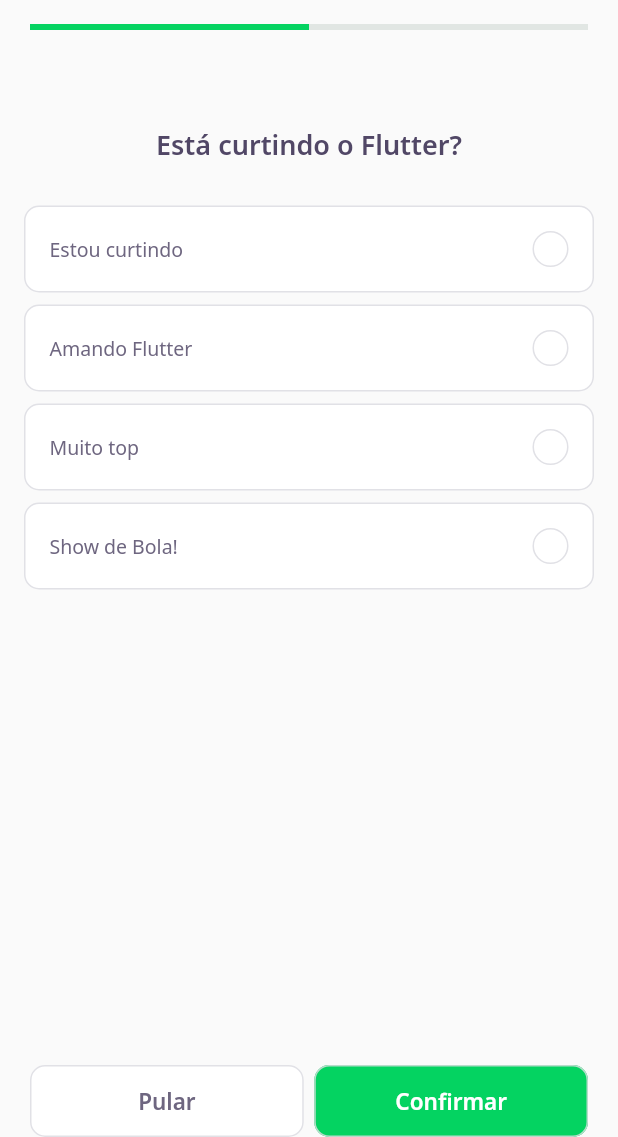
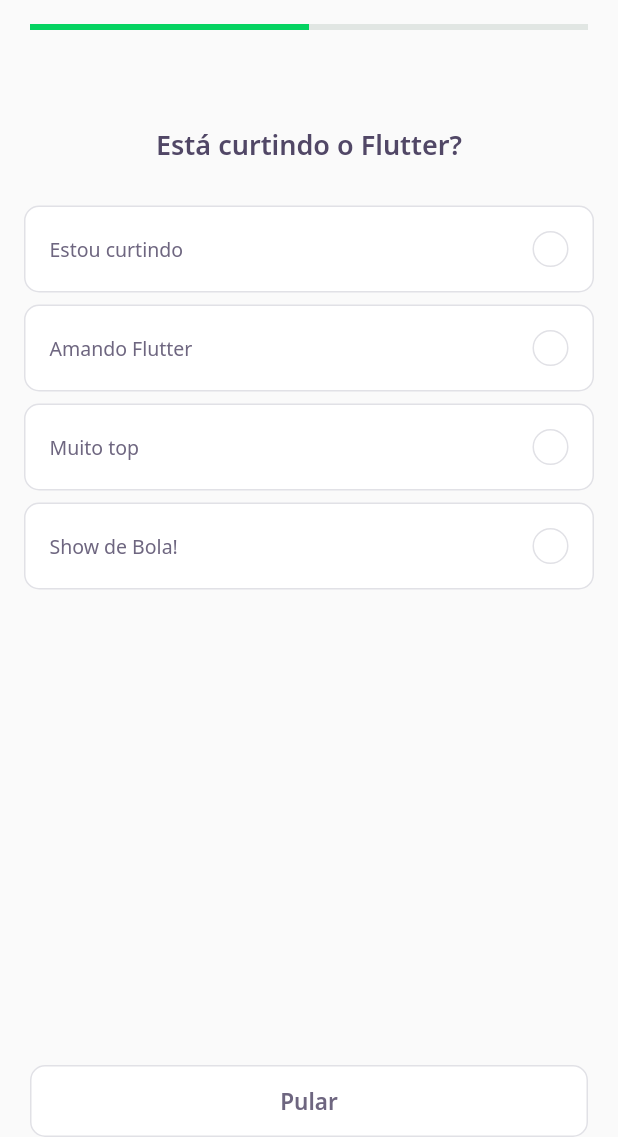
Before and after one commit to Flaviohmm/DevQuiz-Flutter, a Flutter app: the screen it shows after launch, after a tap on "NLW 5 Flutter", on a phone screen of 412 x 824 dp, the part 99-1236 px from its top. Run offline on Flutter 3.47's test engine with Material 2 defaults, Android fonts, the phone set to English and light mode, and no system bars; our stand-ins replace google_fonts; accounts and stored records are empty; network calls fail.

Commit message:
NLW#5 - Validando as Challenges

```diff
--- a/lib/challenge/challenge_page.dart
+++ b/lib/challenge/challenge_page.dart
@@ -22,6 +22,14 @@ class _ChallengePageState extends State<ChallengePage> {
       controller.currentPage = pageController.page!.toInt() + 1;
     });
     super.initState();
+  }
+
+  void nextPage() {
+    if(controller.currentPage < widget.questions.length)
+      pageController.nextPage(
+        duration: Duration(milliseconds: 100),
+        curve: Curves.linear
+      );
   }
 
   @override
@@ -53,30 +61,43 @@ class _ChallengePageState extends State<ChallengePage> {
       body: PageView(
         physics: NeverScrollableScrollPhysics(),
         controller: pageController,
-        children: widget.questions.map((e) => QuizWidget(question: e)).toList()
+        children: widget.questions
+          .map(
+            (e) => QuizWidget(
+              question: e,
+              onChange: nextPage,
+            )
+          ).toList()
       ),
       bottomNavigationBar: SafeArea(
         bottom: true,
         child: Padding(
           padding: const EdgeInsets.symmetric(horizontal: 20),
-          child: Row(
+          child: ValueListenableBuilder<int>(
+            valueListenable: controller.currentPageNotifier,
+            builder: (context, value, _) =>
+              Row(
                 mainAxisAlignment: MainAxisAlignment.spaceAround,
                 children: [
+                  if(value < widget.questions.length)
                     Expanded(
                       child: NextButtonWidget.white(
                         label: "Pular",
-                  onTap: () {
-                    pageController.nextPage(
-                      duration: Duration(milliseconds: 100),
-                      curve: Curves.linear
-                    );
-                  },
+                        onTap: nextPage,
                       )
                     ),
-              SizedBox(width: 7),
-              Expanded(child: NextButtonWidget.green(label: "Confirmar", onTap: () {}))
+                  if(value == widget.questions.length)
+                    Expanded(
+                      child: NextButtonWidget.green(
+                        label: "Confirmar",
+                        onTap: () {
+                          Navigator.pop(context);
+                        }
+                      )
+                    )
                 ],
-          ),
+              )
+          )
         ),
       ),
     );
--- a/lib/challenge/widgets/awnser/awnser_widget.dart
+++ b/lib/challenge/widgets/awnser/awnser_widget.dart
@@ -1,41 +1,48 @@
 import 'package:dev_quiz/core/app_colors.dart';
 import 'package:dev_quiz/core/core.dart';
 import 'package:dev_quiz/core/app_text_styles.dart';
+import 'package:dev_quiz/shared/models/awnser_model.dart';
 import 'package:flutter/material.dart';
 
 class AwnserWidget extends StatelessWidget {
-  final String title;
-  final bool isRight;
+  final AwnserModel awnser;
   final bool isSelected;
+  final bool disabled;
+  final VoidCallback onTap;
 
   const AwnserWidget({
     Key? key,
-    required this.title,
-    this.isRight = false,
+    required this.awnser,
+    required this.onTap,
     this.isSelected = false,
+    this.disabled = false
   }) : super(key: key);
 
   Color get _selectedColorRight =>
-    isRight ? AppColors.darkGreen : AppColors.darkRed;
+    awnser.isRight ? AppColors.darkGreen : AppColors.darkRed;
 
   Color get _selectedBorderRight =>
-    isRight ? AppColors.lightGreen : AppColors.lightRed;
+    awnser.isRight ? AppColors.lightGreen : AppColors.lightRed;
 
   Color get _selectedColorCardRight =>
-    isRight ? AppColors.lightGreen : AppColors.lightRed;
+    awnser.isRight ? AppColors.lightGreen : AppColors.lightRed;
 
   Color get _selectedBorderCardRight =>
-    isRight ? AppColors.green : AppColors.red;
+    awnser.isRight ? AppColors.green : AppColors.red;
 
   TextStyle get _selectedTextStyleRight =>
-    isRight ? AppTextStyles.bodyDarkGreen : AppTextStyles.bodyDarkRed;
+    awnser.isRight ? AppTextStyles.bodyDarkGreen : AppTextStyles.bodyDarkRed;
 
-  IconData get _selectedIconRight => isRight ? Icons.check : Icons.close;
+  IconData get _selectedIconRight => awnser.isRight ? Icons.check : Icons.close;
 
   @override
   Widget build(BuildContext context) {
     return Padding(
       padding: const EdgeInsets.symmetric(horizontal: 16, vertical: 4),
+      child: IgnorePointer(
+        ignoring: disabled,
+        child: GestureDetector(
+          onTap: onTap,
           child: Container(
             padding: EdgeInsets.all(16),
             decoration: BoxDecoration(
@@ -50,7 +57,7 @@ class AwnserWidget extends StatelessWidget {
               children: [
                 Expanded(
                   child: Text(
-                title,
+                    awnser.title,
                     style: isSelected ? _selectedTextStyleRight : AppTextStyles.body
                   ),
                 ),
@@ -75,6 +82,8 @@ class AwnserWidget extends StatelessWidget {
               ],
             ),
           ),
+        ),
+      ),
     );
   }
 }
--- a/lib/challenge/widgets/quiz/quiz_widget.dart
+++ b/lib/challenge/widgets/quiz/quiz_widget.dart
@@ -1,11 +1,26 @@
 import 'package:dev_quiz/challenge/widgets/awnser/awnser_widget.dart';
 import 'package:dev_quiz/core/core.dart';
+import 'package:dev_quiz/shared/models/awnser_model.dart';
 import 'package:dev_quiz/shared/models/question_model.dart';
 import 'package:flutter/material.dart';
 
-class QuizWidget extends StatelessWidget {
+class QuizWidget extends StatefulWidget {
   final QuestionModel question;
-  const QuizWidget({Key? key, required this.question}) : super(key: key);
+  final VoidCallback onChange;
+  const QuizWidget({
+    Key? key,
+    required this.question,
+    required this.onChange
+  }) : super(key: key);
+
+  @override
+  _QuizWidgetState createState() => _QuizWidgetState();
+}
+
+class _QuizWidgetState extends State<QuizWidget> {
+  int indexSelected = -1;
+
+  AwnserModel awnser(int index) => widget.question.awnsers[index];
 
   @override
   Widget build(BuildContext context) {
@@ -16,20 +31,24 @@ class QuizWidget extends StatelessWidget {
             height: 64,
           ),
           Text(
-            question.title,
+            widget.question.title,
             style: AppTextStyles.heading,
           ),
           SizedBox(
             height: 24,
           ),
-          ...question.awnsers
-              .map(
-                (e) => AwnserWidget(
-                  isRight: e.isRight,
-                  title: e.title,
-                ),
-              )
-              .toList()
+          for (var i = 0; i < widget.question.awnsers.length; i++)
+            AwnserWidget(
+              awnser: awnser(i),
+              disabled: indexSelected != -1,
+              isSelected: indexSelected == i,
+              onTap: () {
+                indexSelected = i;
+                setState(() {});
+                Future.delayed(Duration(seconds: 1))
+                  .then((value) => widget.onChange());
+              },
+            )
         ],
       ),
     );
```
Lines whose indentation alone changed are shown as unchanged.
